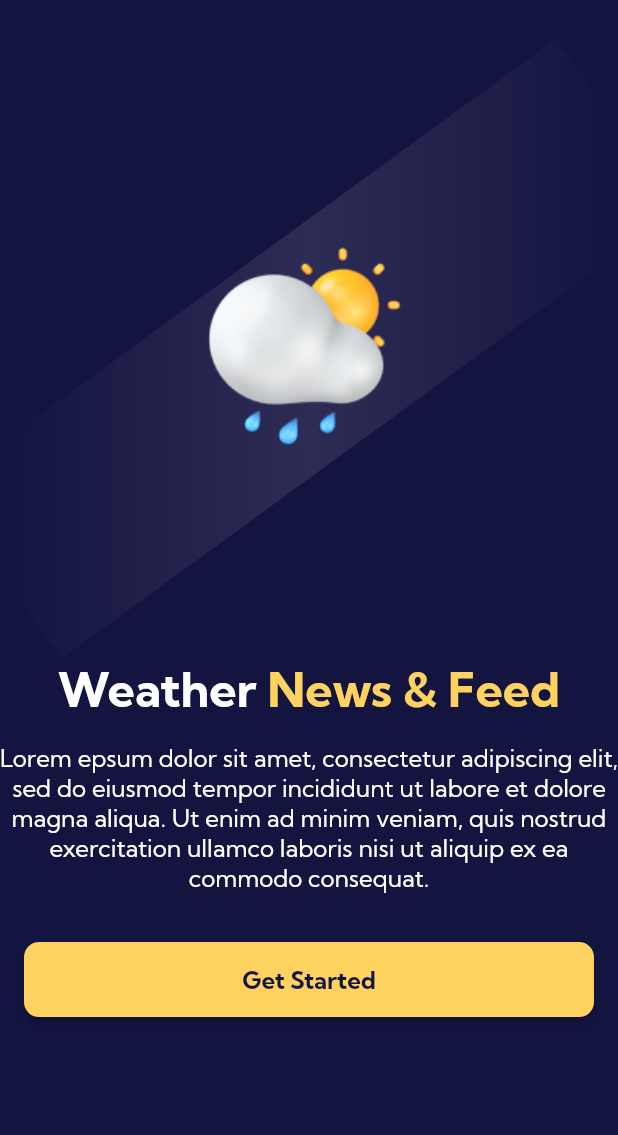
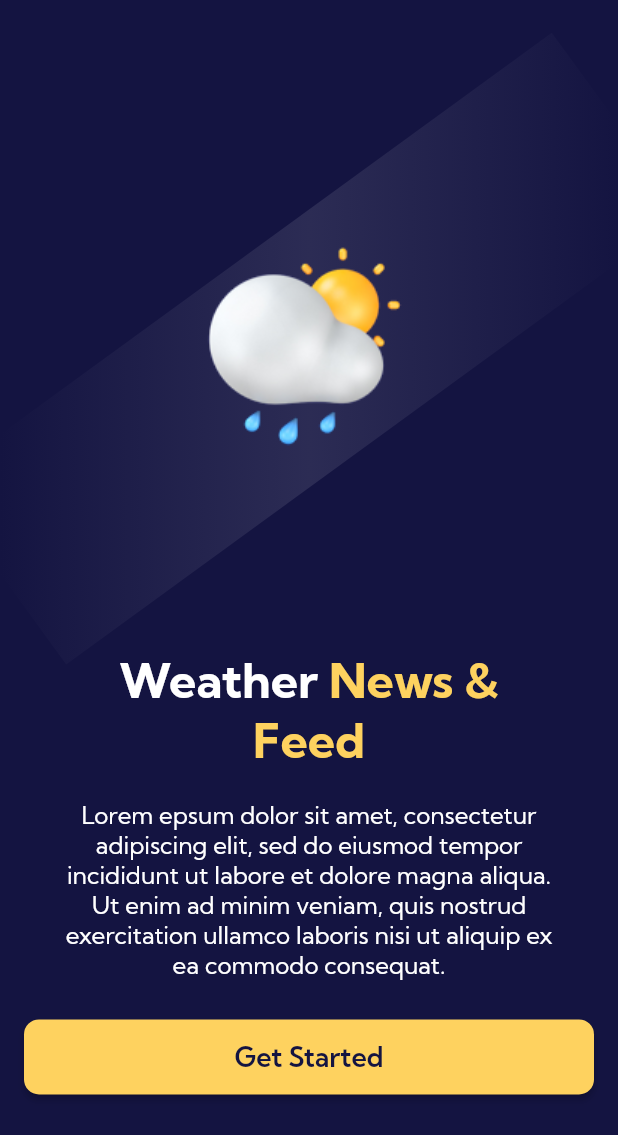
Before and after one commit to noorfatima15/Weather-App, a Flutter app: the screen it shows after launch, on a phone screen of 412 x 824 dp. Shown: the top 1135 px of the screen. Run offline on Flutter 3.47's test engine with Material 2 defaults, Android fonts, the phone set to English and light mode, and no system bars.

Commit message:
-working on ui: -Welcome Screen ui has been completed -font and asset has been added -constant classes has been created like colors, strings, images and typography -primary button widget has been created

```diff
--- a/lib/constants/styles.dart
+++ b/lib/constants/styles.dart
@@ -3,6 +3,7 @@ import 'package:flutter/cupertino.dart';
 class Styles{
   Styles._();
   static const EdgeInsetsGeometry padding = EdgeInsets.all(16);
+  static const EdgeInsetsGeometry descriptionPadding = EdgeInsets.symmetric(horizontal: 40, vertical: 10);
   static const EdgeInsetsGeometry horizontalPadding = EdgeInsets.symmetric(horizontal: 16);
 static const ShapeBorder borderRadius = RoundedRectangleBorder(borderRadius: BorderRadius.all(Radius.circular(10)));
 
--- a/lib/constants/typography.dart
+++ b/lib/constants/typography.dart
@@ -12,7 +12,8 @@
    fontFamily: 'Kumbh Sans'
  );
  const TextStyle buttonText = TextStyle(
-   fontSize: 16,
-   fontWeight: FontWeight.bold,
+   fontSize: 18,
+   fontWeight: FontWeight.w600,
+
    fontFamily: 'Kumbh Sans'
  );
--- a/lib/screens/home_screen.dart
+++ b/lib/screens/home_screen.dart
@@ -1,9 +1,12 @@
 import 'package:flutter/material.dart';
+import 'package:weather_app/constants/colors.dart';
 class HomeScreen extends StatelessWidget {
   const HomeScreen({Key? key}) : super(key: key);
 
   @override
   Widget build(BuildContext context) {
-    return Scaffold();
+    return Scaffold(
+      backgroundColor: ColorPalette.primaryColor,
+    );
   }
 }
--- a/lib/screens/welcome_screen.dart
+++ b/lib/screens/welcome_screen.dart
@@ -15,6 +15,7 @@ class WelcomeScreen extends StatelessWidget {
     return Scaffold(
       backgroundColor: ColorPalette.primaryColor,
       body: ListView(
+
         children: [
           SizedBox(
             height: MediaQuery.of(context).size.height * 0.1
@@ -32,7 +33,7 @@ class WelcomeScreen extends StatelessWidget {
           ),
 
           Padding(
-            padding: Styles.padding,
+            padding: Styles.descriptionPadding,
             child: RichText(
               textAlign: TextAlign.center,
               text: TextSpan(
@@ -42,14 +43,16 @@ class WelcomeScreen extends StatelessWidget {
               children: [
                 TextSpan(
                   text: ' News & Feed',
-                  style: mainHeader.copyWith(color: ColorPalette.secondaryColor),
-                ),
-              ],
+                  style: mainHeader.copyWith(color: ColorPalette.secondaryColor)
+                )
+              ]
             ),
             ),
           ),
-         Text(Strings.descriptionText, style: descriptionText.copyWith(color: Colors.white), textAlign: TextAlign.center),
-      SizedBox(height: MediaQuery.of(context).size.height*0.02),
+         Padding(
+           padding: Styles.descriptionPadding,
+           child: Text(Strings.descriptionText, style: descriptionText.copyWith(color: Colors.white), textAlign: TextAlign.center),
+         ),
           PrimaryButton(onPressed: (){
             Navigator.push(context, MaterialPageRoute(builder: (context)=>const HomeScreen()));
           }, text: 'Get Started'),
--- a/lib/utils/line_painter.dart
+++ b/lib/utils/line_painter.dart
@@ -11,7 +11,7 @@ class LinePainter extends CustomPainter {
     paint.shader = LinearGradient(
       colors: [ColorPalette.primaryColor.withOpacity(0.1),Colors.white.withOpacity(0.1), ColorPalette.primaryColor.withOpacity(0.1)],
     ).createShader(Rect.fromPoints(p1, p2));
-    paint.strokeWidth = 140;
+    paint.strokeWidth = 150;
 
     canvas.drawLine(p1, p2, paint);
   }
```
